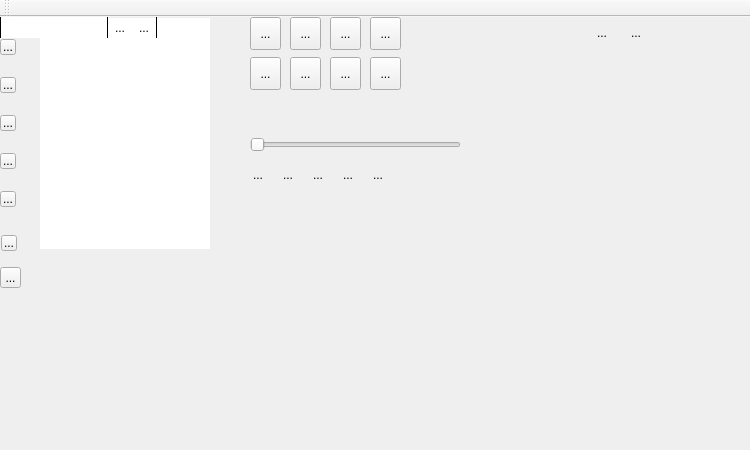
First picture: the form in mainwindow.ui, repository milohr/babe-qt, before the edit.
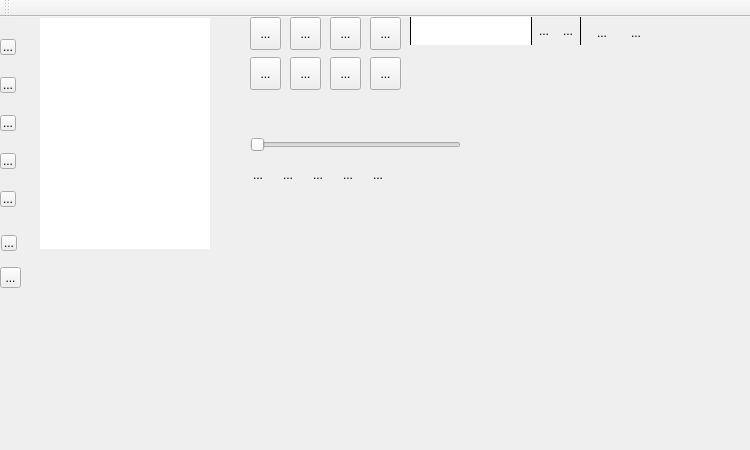
Second picture: the form after the edit. Icons and pictures are not drawn.

Commit message: fix remove collection path bug

Patch:
```diff
--- a/mainwindow.ui
+++ b/mainwindow.ui
@@ -271,6 +271,9 @@
       <height>16777215</height>
      </size>
     </property>
+    <property name="autoFillBackground">
+     <bool>false</bool>
+    </property>
     <property name="styleSheet">
      <string notr="true"/>
     </property>
@@ -591,6 +594,14 @@
     </property>
    </widget>
    <widget class="QFrame" name="searchFrame">
+    <property name="geometry">
+     <rect>
+      <x>410</x>
+      <y>0</y>
+      <width>171</width>
+      <height>28</height>
+     </rect>
+    </property>
     <property name="frameShape">
      <enum>QFrame::NoFrame</enum>
     </property>
```
Left out of the diff: 9 changed lines with no effect on the pictures. The commit also changes 2 other files.
